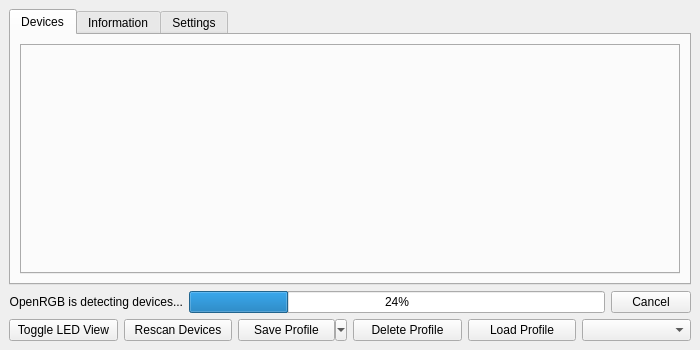
First picture: the form in qt/OpenRGBDialog/OpenRGBDialog.ui, repository rudrakshchatterjee3-creator/OpenRGB-mod, before the edit.
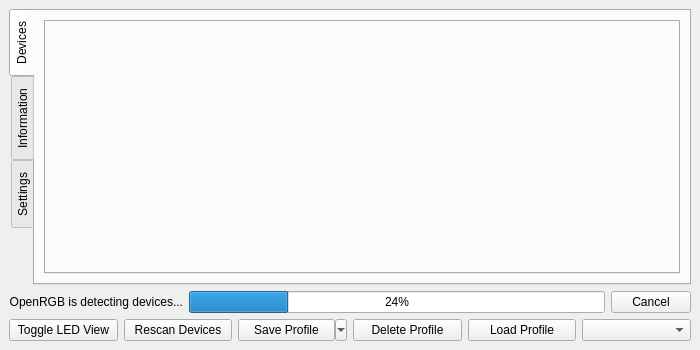
Second picture: the form after the edit.

Commit message: refactor: zero-bug layout overhaul with deep dark theme

Patch:
```diff
--- a/qt/OpenRGBDialog/OpenRGBDialog.ui
+++ b/qt/OpenRGBDialog/OpenRGBDialog.ui
@@ -17,6 +17,9 @@
    <layout class="QGridLayout" name="gridLayout">
     <item row="2" column="0" colspan="5">
      <widget class="QTabWidget" name="MainTabBar">
+      <property name="tabPosition">
+       <enum>QTabWidget::West</enum>
+      </property>
       <property name="tabShape">
        <enum>QTabWidget::Rounded</enum>
       </property>
```
The commit also changes 2 other files.
